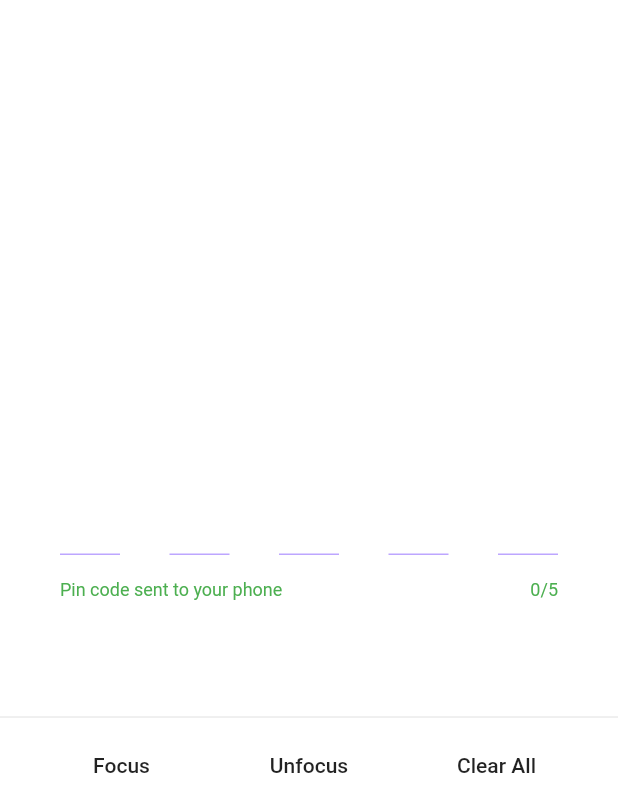
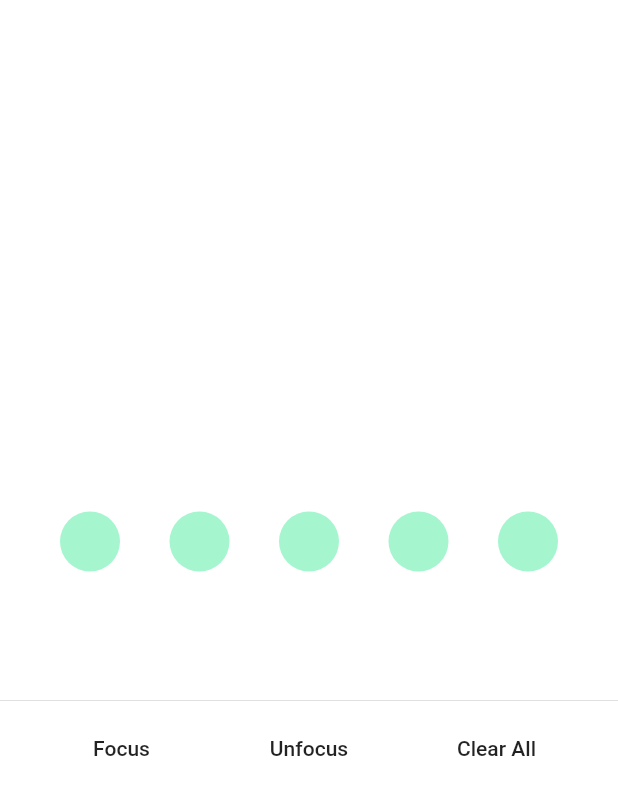
Before and after one commit to Tkko/Flutter_Pinput, a Flutter app: the screen it shows after launch, on a phone screen of 412 x 824 dp. Shown: the top 812 px of the screen. Run offline on Flutter 3.47's test engine with Material 2 defaults, Android fonts, the phone set to English and light mode, and no system bars.

Commit message:
Third example demo

```diff
--- a/example/lib/main.dart
+++ b/example/lib/main.dart
@@ -15,9 +15,9 @@ class PinPutTestState extends State<PinPutTest> {
 
   BoxDecoration get _pinPutDecoration {
     return BoxDecoration(
-        border: Border(
-      bottom: BorderSide(color: Colors.deepPurpleAccent),
-    ));
+      shape: BoxShape.circle,
+      color: Colors.greenAccent,
+    );
   }
 
   @override
@@ -46,25 +46,15 @@ class PinPutTestState extends State<PinPutTest> {
                         onSubmit: (String pin) => _showSnackBar(pin, context),
                         focusNode: _pinPutFocusNode,
                         controller: _pinPutController,
+                        textStyle: TextStyle(color: Colors.white, fontSize: 20),
                         pinAnimationType: PinAnimationType.scale,
-                        inputDecoration: InputDecoration(
-                          border: InputBorder.none,
-                          helperText: 'Pin code sent to your phone',
-                        ),
-                        submittedFieldDecoration: _pinPutDecoration.copyWith(
-                          border: Border(
-                            bottom: BorderSide(
-                                width: 2,
-                                color: Colors.deepPurpleAccent.withOpacity(1)),
-                          ),
-                        ),
-                        selectedFieldDecoration: _pinPutDecoration,
+                        submittedFieldDecoration: _pinPutDecoration.copyWith(),
+                        selectedFieldDecoration: _pinPutDecoration.copyWith(
+                            border: Border.all(
+                          color: Colors.blueAccent,
+                        )),
                         followingFieldDecoration: _pinPutDecoration.copyWith(
-                          border: Border(
-                            bottom: BorderSide(
-                                color: Colors.deepPurpleAccent.withOpacity(.5)),
-                          ),
-                        ),
+                            color: Colors.greenAccent.withOpacity(.6)),
                       ),
                     ),
                     SizedBox(height: 30),
```
Also changed, not shown: 1 other file.
